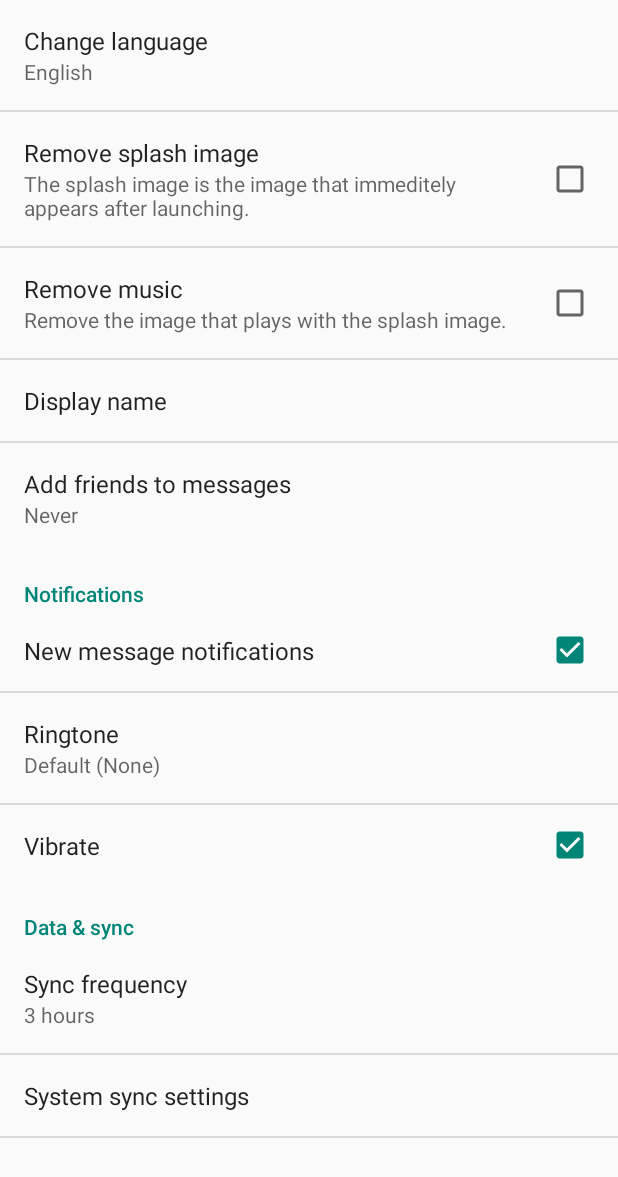
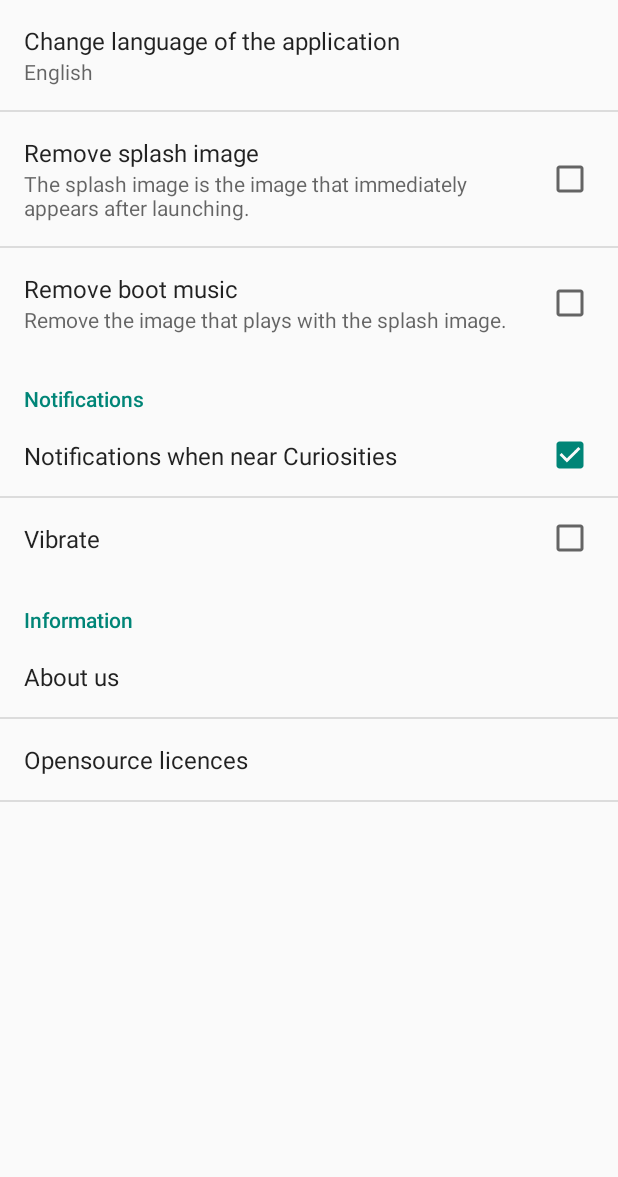
Before and after one commit to Videl/Curiosity-Project, an Android app: the SettingsActivity screen opened directly, with no data from a screen before it, on a phone screen of 412 x 824 dp. Shown: the top 1177 px of the screen. Run offline under Robolectric (Android 15) with nearby library versions, the phone set to English and light mode, and no system bars.

Commit message:
Fix Settings Activity

```diff
--- a/CuriosityApplication/app/src/main/java/org/fslhome/videl/curiosityapplication/SettingsActivity.java
+++ b/CuriosityApplication/app/src/main/java/org/fslhome/videl/curiosityapplication/SettingsActivity.java
@@ -15,11 +15,9 @@ import android.preference.PreferenceCategory;
 import android.preference.PreferenceFragment;
 import android.preference.PreferenceManager;
 import android.preference.RingtonePreference;
-import android.support.v7.app.ActionBarActivity;
 import android.text.TextUtils;
 import android.view.MenuItem;
 import android.support.v4.app.NavUtils;
-import android.view.Window;
 
 
 import java.util.List;
@@ -89,6 +87,7 @@ public class SettingsActivity extends PreferenceActivity {
         // use the older PreferenceActivity APIs.
 
         // Add 'general' preferences.
+
         addPreferencesFromResource(R.xml.pref_general);
 
         // Add 'notifications' preferences, and a corresponding header.
@@ -99,17 +98,14 @@ public class SettingsActivity extends PreferenceActivity {
 
         // Add 'data and sync' preferences, and a corresponding header.
         fakeHeader = new PreferenceCategory(this);
-        fakeHeader.setTitle(R.string.pref_header_data_sync);
+        fakeHeader.setTitle(R.string.pref_header_information);
         getPreferenceScreen().addPreference(fakeHeader);
-        addPreferencesFromResource(R.xml.pref_data_sync);
+        addPreferencesFromResource(R.xml.pref_information);
 
         // Bind the summaries of EditText/List/Dialog/Ringtone preferences to
         // their values. When their values change, their summaries are updated
         // to reflect the new value, per the Android Design guidelines.
         bindPreferenceSummaryToValue(findPreference("general_language_dialog"));
-        bindPreferenceSummaryToValue(findPreference("example_list"));
-        bindPreferenceSummaryToValue(findPreference("notifications_new_message_ringtone"));
-        bindPreferenceSummaryToValue(findPreference("sync_frequency"));
     }
 
     /**
@@ -242,7 +238,6 @@ public class SettingsActivity extends PreferenceActivity {
             // updated to reflect the new value, per the Android Design
             // guidelines.
             bindPreferenceSummaryToValue(findPreference("general_language_dialog"));
-            bindPreferenceSummaryToValue(findPreference("example_list"));
         }
     }
 
@@ -261,7 +256,7 @@ public class SettingsActivity extends PreferenceActivity {
             // to their values. When their values change, their summaries are
             // updated to reflect the new value, per the Android Design
             // guidelines.
-            bindPreferenceSummaryToValue(findPreference("notifications_new_message_ringtone"));
+            //bindPreferenceSummaryToValue(findPreference("notifications_new_message_ringtone"));
         }
     }
 
@@ -274,13 +269,13 @@ public class SettingsActivity extends PreferenceActivity {
         @Override
         public void onCreate(Bundle savedInstanceState) {
             super.onCreate(savedInstanceState);
-            addPreferencesFromResource(R.xml.pref_data_sync);
+            addPreferencesFromResource(R.xml.pref_information);
 
             // Bind the summaries of EditText/List/Dialog/Ringtone preferences
             // to their values. When their values change, their summaries are
             // updated to reflect the new value, per the Android Design
             // guidelines.
-            bindPreferenceSummaryToValue(findPreference("sync_frequency"));
+            //bindPreferenceSummaryToValue(findPreference("sync_frequency"));
         }
     }
 }
--- /dev/null
+++ b/CuriosityApplication/app/src/main/java/org/fslhome/videl/curiosityapplication/views/MyDialogPreference.java
@@ -0,0 +1,17 @@
+package org.fslhome.videl.curiosityapplication.views;
+
+import android.content.Context;
+import android.preference.DialogPreference;
+import android.util.AttributeSet;
+
+/**
+ * Created by videl on 20/01/15.
+ */
+public class MyDialogPreference extends DialogPreference {
+
+    public MyDialogPreference(Context context, AttributeSet attrs) {
+        super(context, attrs);
+        // TODO Auto-generated constructor stub
+    }
+
+}
--- a/CuriosityApplication/app/src/main/res/values/strings_activity_settings.xml
+++ b/CuriosityApplication/app/src/main/res/values/strings_activity_settings.xml
@@ -1,46 +1,46 @@
 <resources>
     <string name="title_activity_settings">Settings</string>
-    <string name="pref_general_language">Change language</string>
 
-    <!-- Strings related to Settings -->
+    <!-- Strings related to Settings (SettingsActivity) -->
 
-    <!-- Example General settings -->
+    <!-- General settings -->
+
     <string name="pref_header_general">General</string>
 
-    <string name="pref_title_social_recommendations">Enable social recommendations</string>
-    <string name="pref_description_social_recommendations">Recommendations for people to contact
-        based on your message history
-    </string>
+    <string name="pref_general_language">Change language of the application</string>
 
-    <string name="pref_title_display_name">Display name</string>
-    <string name="pref_default_display_name">John Smith</string>
+    <string name="pref_general_splash">Remove splash image</string>
+    <string name="pref_general_splash_summary">The splash image is the image that immediately appears after launching.</string>
 
-    <string name="pref_title_add_friends_to_messages">Add friends to messages</string>
-    <string-array name="pref_language_dialog_list_titles">
+    <string name="pref_general_boot_sound">Remove boot music</string>
+    <string name="pref_general_boot_sound_summary">Remove the image that plays with the splash image.</string>
+
+    <string-array name="pref_general_language_dialog_list_titles">
         <item>English</item>
         <item>French</item>
         <item>Portuguese</item>
         <item>Russian</item>
     </string-array>
-    <string-array name="pref_language_dialog_list_values">
+    <string-array name="pref_general_language_dialog_list_values">
         <item>-1</item>
         <item>0</item>
         <item>1</item>
         <item>2</item>
     </string-array>
-    <string-array name="pref_example_list_titles">
-        <item>Always</item>
-        <item>When possible</item>
-        <item>Never</item>
-    </string-array>
-    <string-array name="pref_example_list_values">
-        <item>1</item>
-        <item>0</item>
-        <item>-1</item>
-    </string-array>
 
-    <!-- Example settings for Data & Sync -->
-    <string name="pref_header_data_sync">Data &amp; sync</string>
+    <!-- Settings for Notifications -->
+    <string name="pref_header_notifications">Notifications</string>
+
+    <string name="pref_notifications_near_curiosity">Notifications when near Curiosities</string>
+
+    <string name="pref_title_ringtone">Ringtone</string>
+    <string name="pref_ringtone_silent">Silent</string>
+
+    <string name="pref_title_vibrate">Vibrate</string>
+    <string name="pref_general_language_summary">Switch the application\'s language.</string>
+
+    <!-- Settings for Information-->
+    <string name="pref_header_information">Information</string>
 
     <string name="pref_title_sync_frequency">Sync frequency</string>
     <string-array name="pref_sync_frequency_titles">
@@ -61,19 +61,10 @@
     </string-array>
 
     <string name="pref_title_system_sync_settings">System sync settings</string>
+    <string name="pref_notifications_vibrate">Vibrate</string>
+    <string name="pref_information_about_us">About us</string>
+    <string name="pref_information_licences">Opensource licences</string>
 
-    <!-- Example settings for Notifications -->
-    <string name="pref_header_notifications">Notifications</string>
-
-    <string name="pref_title_new_message_notifications">New message notifications</string>
-
-    <string name="pref_title_ringtone">Ringtone</string>
-    <string name="pref_ringtone_silent">Silent</string>
-
-    <string name="pref_title_vibrate">Vibrate</string>
-    <string name="pref_general_language_summary">Switch the application\'s language.</string>
-    <string name="pref_general_splash">Remove splash image</string>
-    <string name="pref_general_splash_summary">The splash image is the image that immeditely appears after launching.</string>
-    <string name="pref_general_boot_sound">Remove music</string>
-    <string name="pref_general_boot_sound_summary">Remove the image that plays with the splash image.</string>
+    <string name="pref_information_about_us_text">We are:\n\tMateus Saunier\n\tMateus Saunier\'s friend\n\tThibaut Smith
+    </string>
 </resources>
--- a/CuriosityApplication/app/src/main/res/xml/pref_data_sync.xml
+++ /dev/null
@@ -1,21 +0,0 @@
-<PreferenceScreen xmlns:android="http://schemas.android.com/apk/res/android">
-
-    <!-- NOTE: Hide buttons to simplify the UI. Users can touch outside the dialog to
-         dismiss it. -->
-    <!-- NOTE: ListPreference's summary should be set to its value by the activity code. -->
-    <ListPreference
-        android:key="sync_frequency"
-        android:title="@string/pref_title_sync_frequency"
-        android:entries="@array/pref_sync_frequency_titles"
-        android:entryValues="@array/pref_sync_frequency_values"
-        android:defaultValue="180"
-        android:negativeButtonText="@null"
-        android:positiveButtonText="@null" />
-
-    <!-- This preference simply launches an intent when selected. Use this UI sparingly, per
-         design guidelines. -->
-    <Preference android:title="@string/pref_title_system_sync_settings">
-        <intent android:action="android.settings.SYNC_SETTINGS" />
-    </Preference>
-
-</PreferenceScreen>
--- a/CuriosityApplication/app/src/main/res/xml/pref_general.xml
+++ b/CuriosityApplication/app/src/main/res/xml/pref_general.xml
@@ -5,8 +5,8 @@
         android:key="general_language_dialog"
         android:title="@string/pref_general_language"
         android:defaultValue="-1"
-        android:entries="@array/pref_language_dialog_list_titles"
-        android:entryValues="@array/pref_language_dialog_list_values"
+        android:entries="@array/pref_general_language_dialog_list_titles"
+        android:entryValues="@array/pref_general_language_dialog_list_values"
         android:negativeButtonText="@null"
         android:positiveButtonText="@null"
         />
@@ -27,7 +27,7 @@
 
     <!-- NOTE: EditTextPreference accepts EditText attributes. -->
     <!-- NOTE: EditTextPreference's summary should be set to its value by the activity code. -->
-
+    <!--
     <EditTextPreference
         android:key="example_text"
         android:title="@string/pref_title_display_name"
@@ -37,12 +37,14 @@
         android:capitalize="words"
         android:singleLine="true"
         android:maxLines="1" />
+        -->
 
 
     <!-- NOTE: Hide buttons to simplify the UI. Users can touch outside the dialog to
          dismiss it. -->
     <!-- NOTE: ListPreference's summary should be set to its value by the activity code. -->
 
+    <!--
     <ListPreference
         android:key="example_list"
         android:title="@string/pref_title_add_friends_to_messages"
@@ -51,6 +53,6 @@
         android:entryValues="@array/pref_example_list_values"
         android:negativeButtonText="@null"
         android:positiveButtonText="@null" />
-
+    -->
 
 </PreferenceScreen>
--- a/CuriosityApplication/app/src/main/res/xml/pref_headers.xml
+++ b/CuriosityApplication/app/src/main/res/xml/pref_headers.xml
@@ -12,6 +12,6 @@
 
     <header
         android:fragment="org.fslhome.videl.curiosityapplication.SettingsActivity$DataSyncPreferenceFragment"
-        android:title="@string/pref_header_data_sync" />
+        android:title="@string/pref_header_information" />
 
 </preference-headers>
--- /dev/null
+++ b/CuriosityApplication/app/src/main/res/xml/pref_information.xml
@@ -0,0 +1,22 @@
+<PreferenceScreen xmlns:android="http://schemas.android.com/apk/res/android">
+
+    <org.fslhome.videl.curiosityapplication.views.MyDialogPreference
+        android:title="@string/pref_information_about_us"
+        android:dialogTitle="@string/pref_information_about_us"
+        android:dialogMessage="@string/pref_information_about_us_text"
+        />
+
+    <Preference android:title="@string/pref_information_licences">
+
+    </Preference>
+
+
+    <!-- This preference simply launches an intent when selected. Use this UI sparingly, per
+         design guidelines. -->
+    <!--
+    <Preference android:title="@string/pref_title_system_sync_settings">
+        <intent android:action="android.settings.SYNC_SETTINGS" />
+    </Preference>
+    -->
+
+</PreferenceScreen>
--- a/CuriosityApplication/app/src/main/res/xml/pref_notification.xml
+++ b/CuriosityApplication/app/src/main/res/xml/pref_notification.xml
@@ -3,25 +3,32 @@
     <!-- A 'parent' preference, which enables/disables child preferences (below)
          when checked/unchecked. -->
     <CheckBoxPreference
-        android:key="notifications_new_message"
-        android:title="@string/pref_title_new_message_notifications"
+        android:key="notifications_near_curiosities"
+        android:title="@string/pref_notifications_near_curiosity"
         android:defaultValue="true" />
+
+    <CheckBoxPreference
+        android:dependency="notifications_near_curiosities"
+        android:key="notifications_vibrate"
+        android:title="@string/pref_notifications_vibrate"
+        android:defaultValue="false" />
 
     <!-- Allows the user to choose a ringtone in the 'notification' category. -->
     <!-- NOTE: This preference will be enabled only when the checkbox above is checked. -->
     <!-- NOTE: RingtonePreference's summary should be set to its value by the activity code. -->
+    <!--
     <RingtonePreference
-        android:dependency="notifications_new_message"
         android:key="notifications_new_message_ringtone"
         android:title="@string/pref_title_ringtone"
         android:ringtoneType="notification"
         android:defaultValue="content://settings/system/notification_sound" />
+        -->
 
     <!-- NOTE: This preference will be enabled only when the checkbox above is checked. -->
+    <!--
     <CheckBoxPreference
-        android:dependency="notifications_new_message"
         android:key="notifications_new_message_vibrate"
         android:title="@string/pref_title_vibrate"
         android:defaultValue="true" />
-
+    -->
 </PreferenceScreen>
```
